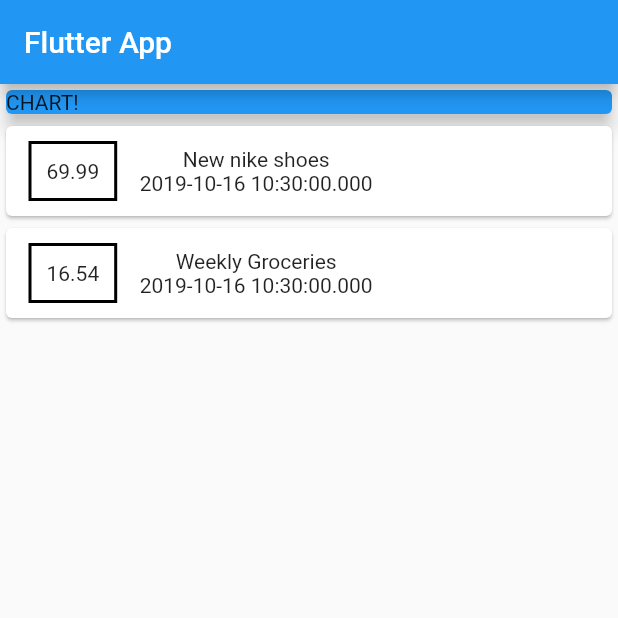
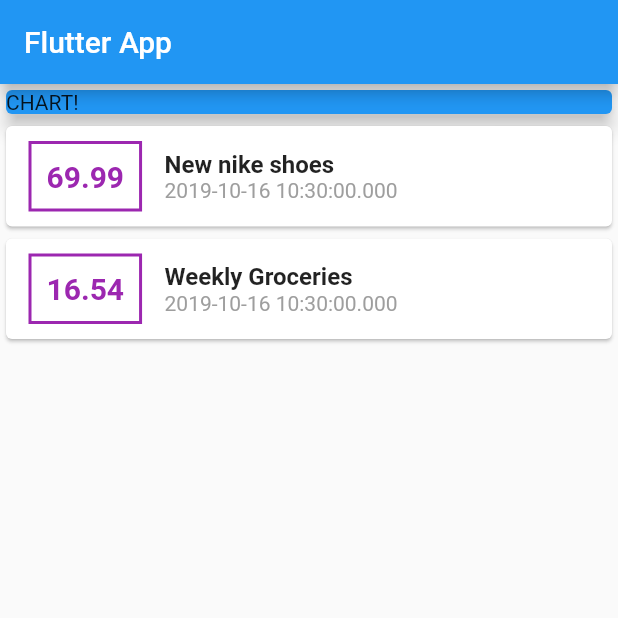
Before and after one commit to Ebanist/personal_expenses, a Flutter app: the screen it shows after launch, on a phone screen of 412 x 824 dp, the top half of it. Run offline on Flutter 3.47's test engine with Material 2 defaults, Android fonts, the phone set to English and light mode, and no system bars.

Commit message:
more styling

```diff
--- a/lib/main.dart
+++ b/lib/main.dart
@@ -53,17 +53,34 @@ class MyHomePage extends StatelessWidget {
                     ),
                     decoration: BoxDecoration(
                       border: Border.all(
-                        color: Colors.black,
+                        color: Colors.purple,
                         width: 2,
                       ),
                     ),
                     padding: EdgeInsets.all(10),
-                    child: Text(tx.amount.toString()),
+                    child: Text(
+                      tx.amount.toString(),
+                      style: TextStyle(
+                        fontWeight: FontWeight.bold,
+                        fontSize: 20,
+                        color: Colors.purple,
+                      ),
+                    ),
                   ),
                   Column(
+                    crossAxisAlignment: CrossAxisAlignment.start,
                     children: <Widget>[
-                      Text(tx.title),
-                      Text(tx.date.toString()),
+                      Text(
+                        tx.title,
+                        style: TextStyle(
+                          fontSize: 16,
+                          fontWeight: FontWeight.bold,
+                        ),
+                      ),
+                      Text(tx.date.toString(),
+                          style: TextStyle(
+                            color: Colors.grey,
+                          )),
                     ],
                   )
                 ],
```
